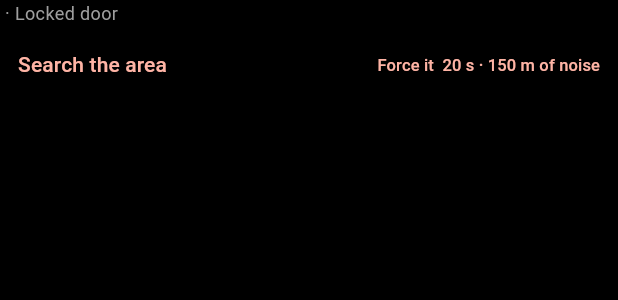
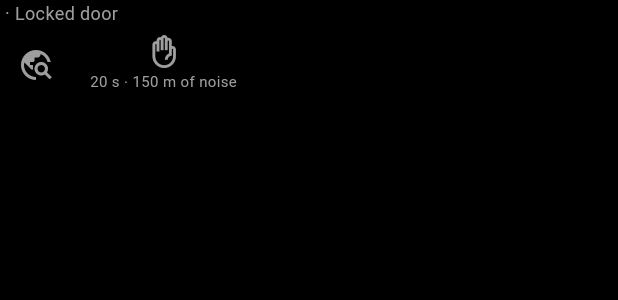
Before and after one commit to Frosttod/ARLS-ZA, a Flutter app: the _Barrier widget shown alone on an empty page, opened directly with empty values, on a phone screen of 412 x 824 dp. Shown: the top 300 px of the screen. Run offline on Flutter 3.47's test engine with Material 3 defaults, Android fonts, the phone set to English and light mode, and no system bars; our stand-ins replace battery_plus, drift, geolocator, video_player; missing offline and left inert: maplibre_gl, sqlite3; accounts and stored records are empty; generated files the repository leaves out were written again.

Commit message:
ui: one shape for everything you can do standing here
The panel had a magnifying glass for reconnaissance and words for
everything else, which read as one important control and a row of
footnotes. Every action on it is now a glyph with its cost under it:
three depths of search, the ways through a door, and picking up what is
at your feet.

The cost stays. Both choices on this panel are between time and
attention - thirty seconds or a hundred and eighty, twenty metres of
noise or a hundred and fifty - and that is not something an icon carries.
So the glyph says which kind of act it is and the caption says what it
takes, with the name and the cost together in the screen-reader label,
since §12 does not allow a control to be knowable by its picture alone.

Reconnaissance gets its own glyph rather than the plain glass. Looking
around a district and turning over one shop are different acts, and two
controls that look alike are two controls pressed by mistake in the dark.
Picks, a lever and a shoulder for the three ways through a barrier, and
the pack itself for taking something off the ground - a glyph can say
"take", never "take what", so what is lying there stays in words.

Co-Authored-By: Claude Opus 5 <noreply@anthropic.com>

```diff
--- a/lib/ui/search_panel.dart
+++ b/lib/ui/search_panel.dart
@@ -214,21 +214,26 @@ class _Barrier extends StatelessWidget {
             l10n.breachNoTool,
             style: TextStyle(fontSize: 11, color: const Color(0xFFE8B33A)),
           ),
-        Row(
+        Wrap(
+          alignment: WrapAlignment.end,
+          spacing: 4,
           children: [
-            TextButton(onPressed: onSearchArea, child: Text(l10n.searchArea)),
-            const Spacer(),
+            IconButton(
+              onPressed: onSearchArea,
+              icon: const Icon(Icons.travel_explore),
+              tooltip: l10n.searchArea,
+              color: colours.text,
+            ),
             for (final way in ways)
-              Padding(
-                padding: const EdgeInsets.only(left: 4),
-                child: TextButton(
-                  onPressed: onBreach == null ? null : () => onBreach!(way),
-                  child: Text(
-                    '${_verb(way)}  ${way.seconds} s · '
-                    '${l10n.breachNoise(way.noiseM.round())}',
-                    style: const TextStyle(fontSize: 11),
-                  ),
-                ),
+              _ActionIcon(
+                icon: _wayIcon(way),
+                // Seconds and metres of noise: §19.3's whole choice, and not
+                // one an icon can carry on its own.
+                caption:
+                    '${way.seconds} s · ${l10n.breachNoise(way.noiseM.round())}',
+                tooltip: _verb(way),
+                colours: colours,
+                onPressed: onBreach == null ? null : () => onBreach!(way),
               ),
           ],
         ),
@@ -241,6 +246,13 @@ class _Barrier extends StatelessWidget {
     Barrier.padlock => l10n.barrierPadlock,
     Barrier.window => l10n.barrierWindow,
   };
+
+  /// Picks, a lever, or shoulders — which is exactly what the three ways are.
+  IconData _wayIcon(BarrierBreach way) {
+    if (identical(way, barrier.quiet)) return Icons.vpn_key_outlined;
+    if (identical(way, barrier.pry)) return Icons.construction_outlined;
+    return Icons.front_hand_outlined;
+  }
 
   String _verb(BarrierBreach way) {
     if (identical(way, barrier.quiet)) return l10n.breachPick;
@@ -301,9 +313,15 @@ class _Choices extends StatelessWidget {
                   style: TextStyle(fontSize: 12, color: colours.muted),
                 ),
               ),
-              TextButton(
+              // Into the pack, which is what the act is. The name of what is
+              // lying here stays in words beside it: a glyph can say "take",
+              // never "take what".
+              IconButton(
                 onPressed: onTakeDropped,
-                child: Text(l10n.droppedTake),
+                icon: const Icon(Icons.backpack_outlined),
+                tooltip: l10n.droppedTake,
+                color: colours.text,
+                visualDensity: VisualDensity.compact,
               ),
             ],
           ),
@@ -315,12 +333,13 @@ class _Choices extends StatelessWidget {
         spacing: 4,
         children: [
           // Reconnaissance is always available: §10.2.1 gives it no cooldown,
-          // only a cost. A glass rather than a word: it is the one control on
-          // this panel that means the same thing everywhere, and the row has
-          // three depths to spell out already.
+          // only a cost. Its own glyph, and never the plain glass: looking
+          // around a district and turning over one shop are different acts,
+          // and two controls that look alike would be pressed by mistake in
+          // the dark.
           IconButton(
             onPressed: onSearchArea,
-            icon: const Icon(Icons.search),
+            icon: const Icon(Icons.travel_explore),
             tooltip: l10n.searchArea,
             color: colours.text,
           ),
@@ -331,24 +350,16 @@ class _Choices extends StatelessWidget {
             // not hidden: a player who searched thoroughly twice should see
             // why the third pass is gone.
             ...[
-              _DepthButton(
-                label: l10n.searchShallow,
-                onPressed: SearchDepth.shallow.cost <= searchUnitsLeft
-                    ? () => onSearchHere(SearchDepth.shallow)
-                    : null,
-              ),
-              _DepthButton(
-                label: l10n.searchThorough,
-                onPressed: SearchDepth.thorough.cost <= searchUnitsLeft
-                    ? () => onSearchHere(SearchDepth.thorough)
-                    : null,
-              ),
-              _DepthButton(
-                label: l10n.searchDeep,
-                onPressed: SearchDepth.deep.cost <= searchUnitsLeft
-                    ? () => onSearchHere(SearchDepth.deep)
-                    : null,
-              ),
+              for (final depth in SearchDepth.values)
+                _ActionIcon(
+                  icon: _depthIcon(depth),
+                  caption: '${depth.seconds} s',
+                  tooltip: _depthName(l10n, depth),
+                  colours: colours,
+                  onPressed: depth.cost <= searchUnitsLeft
+                      ? () => onSearchHere(depth)
+                      : null,
+                ),
             ],
         ],
       ),
@@ -356,20 +367,90 @@ class _Choices extends StatelessWidget {
   );
 }
 
-class _DepthButton extends StatelessWidget {
-  const _DepthButton({required this.label, required this.onPressed});
+/// One thing the player can do here: a glyph, and under it what it costs.
+///
+/// A glyph alone would hide the decision. §10.3.5 and §19.3 are both choices
+/// between time and attention — thirty seconds or a hundred and eighty, twenty
+/// metres of noise or a hundred and fifty — so the seconds stay on the button
+/// and the icon only says which kind of thing it is.
+class _ActionIcon extends StatelessWidget {
+  const _ActionIcon({
+    required this.icon,
+    required this.caption,
+    required this.tooltip,
+    required this.onPressed,
+    required this.colours,
+  });
 
-  final String label;
+  final IconData icon;
 
-  /// Null where the place has nothing left for a pass this deep.
+  /// The cost, in the player's units: seconds, and metres of noise.
+  final String caption;
+
+  /// What it is, for a long press and for the screen reader (§12).
+  final String tooltip;
+
+  /// Null where the place has nothing left for a pass this deep, or no way
+  /// through this barrier with what is being carried.
   final VoidCallback? onPressed;
 
+  final HudColors colours;
+
   @override
-  Widget build(BuildContext context) => Padding(
-    padding: const EdgeInsets.only(left: 4),
-    child: TextButton(
-      onPressed: onPressed,
-      child: Text(label, style: const TextStyle(fontSize: 12)),
-    ),
-  );
+  Widget build(BuildContext context) {
+    final off = onPressed == null;
+
+    return Semantics(
+      button: true,
+      enabled: !off,
+      label: '$tooltip, $caption',
+      child: Tooltip(
+        message: tooltip,
+        child: InkWell(
+          onTap: onPressed,
+          borderRadius: BorderRadius.circular(6),
+          child: Padding(
+            padding: const EdgeInsets.symmetric(horizontal: 8, vertical: 4),
+            child: Column(
+              mainAxisSize: MainAxisSize.min,
+              children: [
+                Icon(
+                  icon,
+                  size: 22,
+                  color: off
+                      ? colours.muted.withValues(alpha: 0.4)
+                      : colours.text,
+                ),
+                const SizedBox(height: 2),
+                Text(
+                  caption,
+                  style: TextStyle(
+                    fontSize: 10,
+                    color: off
+                        ? colours.muted.withValues(alpha: 0.4)
+                        : colours.muted,
+                    fontFeatures: const [FontFeature.tabularFigures()],
+                  ),
+                ),
+              ],
+            ),
+          ),
+        ),
+      ),
+    );
+  }
 }
+
+/// One glass, then a glass over shelves, then a glass over a whole page:
+/// the same act, done to more of the place each time (§10.3.5).
+IconData _depthIcon(SearchDepth depth) => switch (depth) {
+  SearchDepth.shallow => Icons.search,
+  SearchDepth.thorough => Icons.manage_search,
+  SearchDepth.deep => Icons.pageview_outlined,
+};
+
+String _depthName(L10n l10n, SearchDepth depth) => switch (depth) {
+  SearchDepth.shallow => l10n.searchShallow,
+  SearchDepth.thorough => l10n.searchThorough,
+  SearchDepth.deep => l10n.searchDeep,
+};
```
Also changed, not shown: 1 other file.
